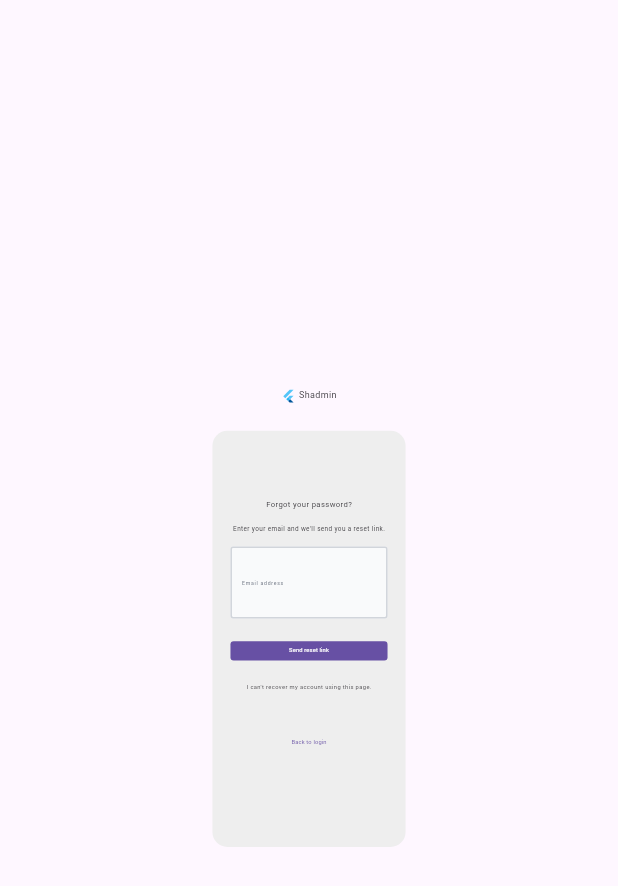
After one commit to The-Faith-Tech/shadmin, a Flutter app: the ForgotPasswordView screen opened by its route, on a phone screen of 412 x 824 dp. The commit adds this screen. Shown: the top 886 px of the screen. Run offline on Flutter 3.47's test engine with Material 3 defaults, Android fonts, the phone set to English and light mode, and no system bars; our stand-ins replace device_preview, flutter_colorpicker, flutter_screenutil, get, lottie; network calls fail.

Commit message:
forgot passowrd

```diff
--- a/example/shadmin_ui/lib/routes/appPages.dart
+++ b/example/shadmin_ui/lib/routes/appPages.dart
@@ -1,4 +1,5 @@
 import 'package:get/get.dart';
+import 'package:shadmin_ui/views/auth/forgotPasswordView.dart';
 import 'package:shadmin_ui/views/auth/loginView.dart';
 import 'package:shadmin_ui/views/auth/registerView.dart';
 import 'package:shadmin_ui/views/navView.dart';
@@ -26,6 +27,10 @@ class AppPages {
       page: () => const RegisterView(),
     ),
     GetPage(
+      name: Routes.FORGOT_PASSWORD,
+      page: () => const ForgotPasswordView(),
+    ),
+    GetPage(
       name: Routes.BUTTONS,
       page: () => const SHButtonsView(),
     ),
--- a/example/shadmin_ui/lib/routes/appRoutes.dart
+++ b/example/shadmin_ui/lib/routes/appRoutes.dart
@@ -5,5 +5,6 @@ abstract class Routes {
   static const DASHBOARD = '/dashboard';
   static const LOGIN = '/auth/login';
   static const REGISTER = '/auth/register';
+  static const FORGOT_PASSWORD = '/auth/forgotPassword';
   static const BUTTONS = '/buttons';
 }
--- /dev/null
+++ b/example/shadmin_ui/lib/views/auth/forgotPasswordView.dart
@@ -0,0 +1,75 @@
+import 'package:flutter/material.dart';
+import 'package:flutter_screenutil/flutter_screenutil.dart';
+import 'package:get/get.dart';
+import 'package:shadmin/shadmin.dart';
+
+class ForgotPasswordView extends StatelessWidget {
+  const ForgotPasswordView({super.key});
+
+  @override
+  Widget build(BuildContext context) {
+    return Scaffold(
+      body: Column(
+        mainAxisAlignment: MainAxisAlignment.center,
+        children: [
+          Center(
+            child: Row(
+              mainAxisAlignment: MainAxisAlignment.center,
+              mainAxisSize: MainAxisSize.min,
+              children: [
+                FlutterLogo(
+                  size: ks11.w,
+                ),
+                khsSmall,
+                SHText(
+                  "Shadmin",
+                  size: ks7.spMin,
+                ),
+              ],
+            ),
+          ),
+          kvsb6,
+          Container(
+            width: 600.w,
+            decoration: BoxDecoration(
+              color: Colors.grey.shade200,
+              borderRadius: BorderRadius.circular(10),
+            ),
+            padding: EdgeInsets.symmetric(horizontal: khs13, vertical: kvs14),
+            child: Column(
+              mainAxisSize: MainAxisSize.min,
+              children: [
+                SHText.heading("Forgot your password?"),
+                kvsb3,
+                SHText.subHeading(
+                    "Enter your email and we'll send you a reset link."),
+                kvsb3,
+                SHTextFF(
+                  controller: TextEditingController(),
+                  hint: "Email address",
+                ),
+                kvsb5,
+                SizedBox(
+                  width: double.infinity,
+                  child: SHPrimaryBtn(
+                    text: "Send reset link",
+                    onPressed: () {},
+                  ),
+                ),
+                kvsb5,
+                SHText("I can't recover my account using this page."),
+                kvsb3,
+                SHTextBtn(
+                  label: "Back to login",
+                  onPressed: () {
+                    Get.back();
+                  },
+                ),
+              ],
+            ),
+          )
+        ],
+      ),
+    );
+  }
+}
--- a/example/shadmin_ui/lib/views/auth/loginView.dart
+++ b/example/shadmin_ui/lib/views/auth/loginView.dart
@@ -75,7 +75,9 @@ class LoginView extends StatelessWidget {
                     const Spacer(),
                     SHTextBtn(
                       label: "Forgot Password?",
-                      onPressed: () {},
+                      onPressed: () {
+                        Get.toNamed(Routes.FORGOT_PASSWORD);
+                      },
                     ),
                   ],
                 ),
--- a/example/shadmin_ui/lib/widgets/sidebar.dart
+++ b/example/shadmin_ui/lib/widgets/sidebar.dart
@@ -51,6 +51,12 @@ class Sidebar extends StatelessWidget {
                     title: "Register",
                     onClick: () {
                       Get.toNamed(Routes.REGISTER);
+                    },
+                  ),
+                  SHSideBarMenuItem(
+                    title: "Forgot Password",
+                    onClick: () {
+                      Get.toNamed(Routes.FORGOT_PASSWORD);
                     },
                   ),
                 ],
```
